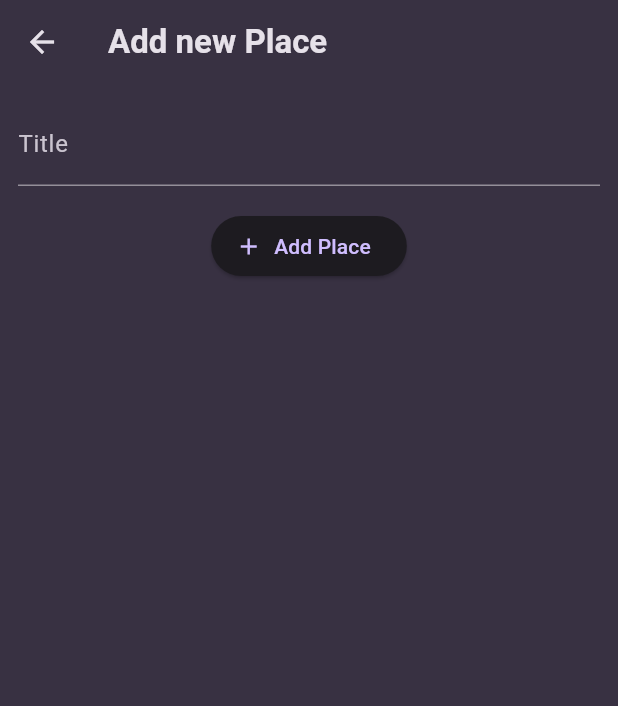
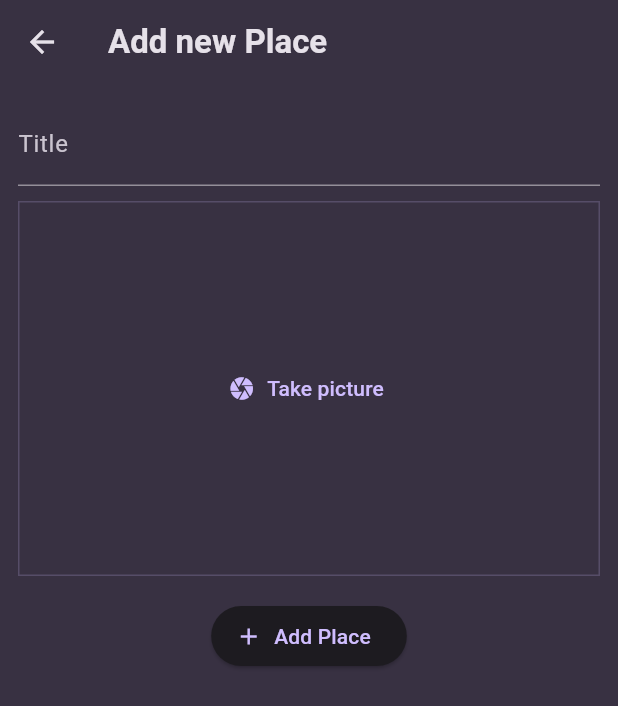
Before and after one commit to weitecklee/flutter_favorite_places_app, a Flutter app: the AddPlaceScreen screen opened directly, on a phone screen of 412 x 824 dp. Shown: the top 706 px of the screen. Run offline on Flutter 3.47's test engine with Material 3 defaults, Android fonts, the phone set to English and light mode, and no system bars; our stand-ins replace flutter_riverpod, google_fonts.

Commit message:
set up ImageInput widget

```diff
--- a/lib/screens/add_place.dart
+++ b/lib/screens/add_place.dart
@@ -1,5 +1,6 @@
 import 'package:favorite_places_app/models/place.dart';
 import 'package:favorite_places_app/providers/places_provider.dart';
+import 'package:favorite_places_app/widgets/image_input.dart';
 import 'package:flutter/material.dart';
 import 'package:flutter_riverpod/flutter_riverpod.dart';
 
@@ -58,6 +59,8 @@ class _AddPlaceScreenState extends ConsumerState<AddPlaceScreen> {
                   .titleMedium!
                   .copyWith(color: Theme.of(context).colorScheme.onSurface),
             ),
+            const SizedBox(height: 10),
+            const ImageInput(),
             const SizedBox(height: 16),
             ElevatedButton.icon(
               onPressed: _savePlace,
--- /dev/null
+++ b/lib/widgets/image_input.dart
@@ -0,0 +1,30 @@
+import 'package:flutter/material.dart';
+
+class ImageInput extends StatefulWidget {
+  const ImageInput({super.key});
+
+  @override
+  State<ImageInput> createState() => _ImageInputState();
+}
+
+class _ImageInputState extends State<ImageInput> {
+  @override
+  Widget build(BuildContext context) {
+    return Container(
+      height: 250,
+      width: double.infinity,
+      alignment: Alignment.center,
+      decoration: BoxDecoration(
+        border: Border.all(
+          width: 1,
+          color: Theme.of(context).colorScheme.primary.withOpacity(.2),
+        ),
+      ),
+      child: TextButton.icon(
+        icon: const Icon(Icons.camera),
+        label: const Text('Take picture'),
+        onPressed: () {},
+      ),
+    );
+  }
+}
```
